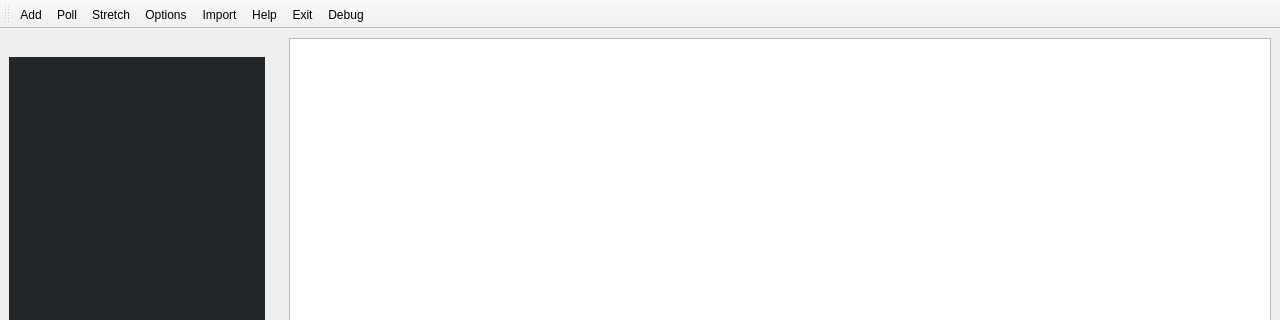
Above: src/core/mainwindow.ui from kik4444/simple-process-tracker before the change; both pictures show x 0 to 1280 and y 0 to 320 of the 1280 by 720 pixel window. Below: the same form after it.
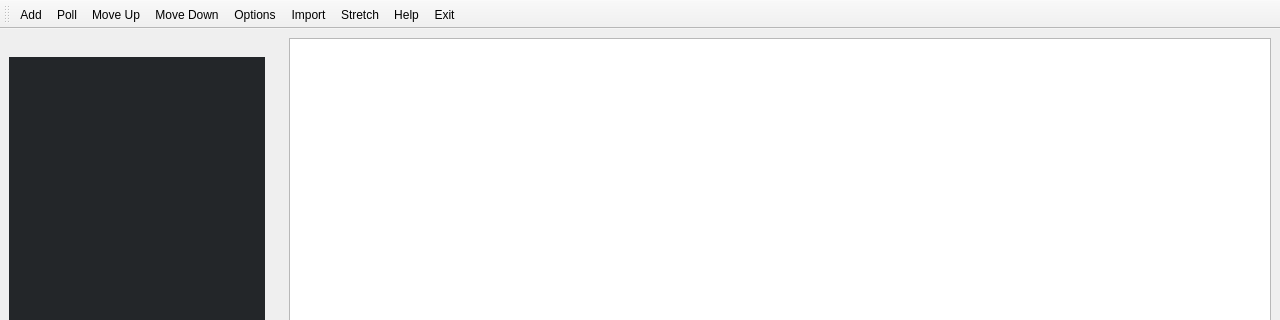
That is the form after the change. Icons and pictures are not drawn.

Commit message: Added buttons to reorder processes and reordered the stretch button

The edit to the form file:
```diff
--- a/src/core/mainwindow.ui
+++ b/src/core/mainwindow.ui
@@ -65,12 +65,13 @@
    </attribute>
    <addaction name="actionAdd"/>
    <addaction name="actionPoll"/>
-   <addaction name="actionStretch"/>
+   <addaction name="actionMove_Up"/>
+   <addaction name="actionMove_Down"/>
    <addaction name="actionOptions"/>
    <addaction name="actionImport"/>
+   <addaction name="actionStretch"/>
    <addaction name="actionHelp"/>
    <addaction name="actionExit"/>
-   <addaction name="actionDebug"/>
   </widget>
   <widget class="QStatusBar" name="statusbar"/>
   <widget class="QDockWidget" name="categoriesDock">
@@ -770,8 +771,23 @@
    <property name="text">
     <string>Debug</string>
    </property>
-   <property name="visible">
-    <bool>false</bool>
+  </action>
+  <action name="actionMove_Up">
+   <property name="icon">
+    <iconset resource="../resources.qrc">
+     <normaloff>:/move-up-icon.svg</normaloff>:/move-up-icon.svg</iconset>
+   </property>
+   <property name="text">
+    <string>Move Up</string>
+   </property>
+  </action>
+  <action name="actionMove_Down">
+   <property name="icon">
+    <iconset resource="../resources.qrc">
+     <normaloff>:/move-down-icon.svg</normaloff>:/move-down-icon.svg</iconset>
+   </property>
+   <property name="text">
+    <string>Move Down</string>
    </property>
   </action>
  </widget>
```
Left out of the diff: 4 changed lines with no effect on the pictures. The commit also changes 4 other files.
